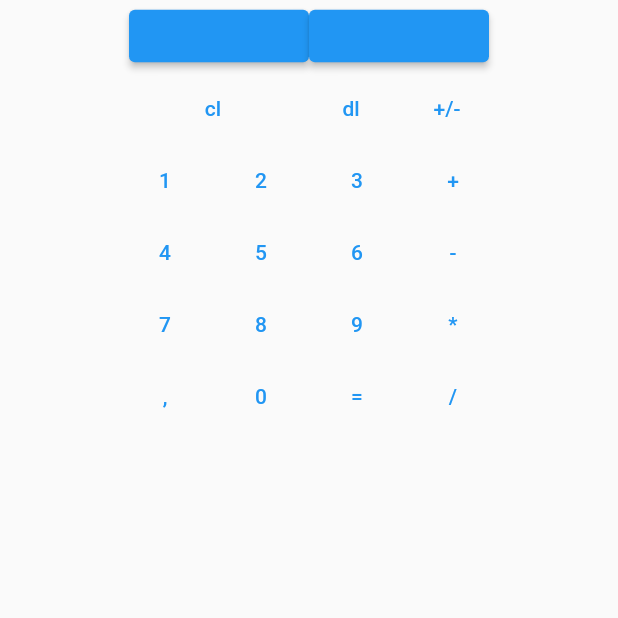
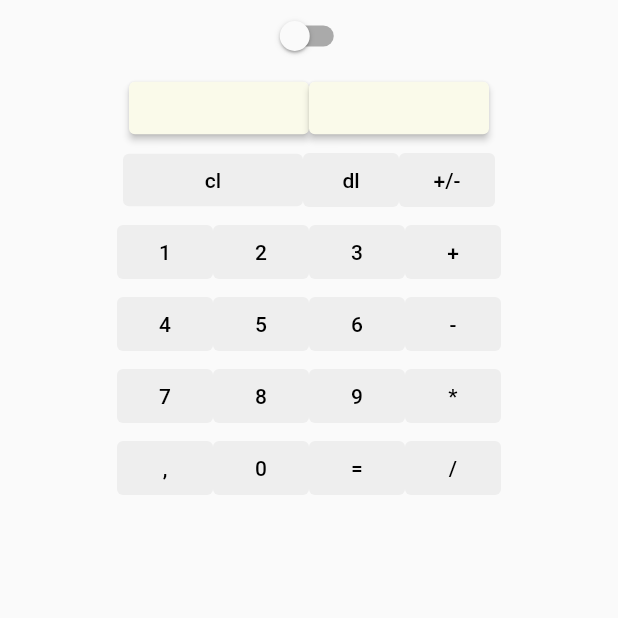
Before and after one commit to Kacp-R/kalk, a Flutter app: the screen it shows after launch, on a phone screen of 412 x 824 dp, the top half of it. Run offline on Flutter 3.47's test engine with Material 2 defaults, Android fonts, the phone set to English and light mode, and no system bars.

Commit message:
Added dark/light mode

```diff
--- a/lib/main.dart
+++ b/lib/main.dart
@@ -18,6 +18,11 @@ class _MyAppState extends State<MyApp> {
   bool _dec = false;
   int _decC = 0;
   String _last = '';
+  int _bgcl = 0xFFFAFAFA;
+  int _rescl = 0xFFFAFAEA;
+  int _fgcl = 0xFF000000;
+  int _btncl = 0xFFEEEEEE;
+  bool _mem = false;
 
   @override
   Widget build(BuildContext context) {
@@ -25,14 +30,16 @@ class _MyAppState extends State<MyApp> {
     return MaterialApp(
       title: "test1",
       home: Scaffold(
+        backgroundColor: Color(_bgcl),
         body: Column(
         children: [
+          Switch(value: _mem, onChanged: (bool)=> toggle(true)),
           Row(
             mainAxisAlignment: MainAxisAlignment.center,
 
             children: [
-              ElevatedButton(onPressed: ()=> copy(1), child: Text('$_secondS'), style: ElevatedButton.styleFrom(minimumSize: Size(120, 35)),),
-              ElevatedButton(onPressed: ()=> copy(0), child: Text('$_firstS'), style: ElevatedButton.styleFrom(minimumSize: Size(120, 35)),),
+              ElevatedButton(onPressed: ()=> copy(1), child: Text('$_secondS'), style: ElevatedButton.styleFrom(minimumSize: Size(120, 35), backgroundColor: Color(_rescl), foregroundColor: Color(_fgcl))),
+              ElevatedButton(onPressed: ()=> copy(0), child: Text('$_firstS'), style: ElevatedButton.styleFrom(minimumSize: Size(120, 35), backgroundColor: Color(_rescl), foregroundColor: Color(_fgcl))),
             ],
           ),
           Column(
@@ -40,45 +47,45 @@ class _MyAppState extends State<MyApp> {
             Row(
               mainAxisAlignment: MainAxisAlignment.center,
               children: [
-                TextButton(onPressed: ()=> func('cl'), child: Text('cl'), style: TextButton.styleFrom(minimumSize: Size(120, 35)),),
-                TextButton(onPressed: ()=> func('dl'), child: Text('dl')),
-                TextButton(onPressed: ()=> click(-2), child: Text('+/-')),
+                TextButton(onPressed: ()=> func('cl'), child: Text('cl'), style: TextButton.styleFrom(minimumSize: Size(120, 35), backgroundColor: Color(_btncl), foregroundColor: Color(_fgcl))),
+                TextButton(onPressed: ()=> func('dl'), child: Text('dl'), style: TextButton.styleFrom(backgroundColor: Color(_btncl), foregroundColor: Color(_fgcl))),
+                TextButton(onPressed: ()=> click(-2), child: Text('+/-'), style: TextButton.styleFrom(backgroundColor: Color(_btncl), foregroundColor: Color(_fgcl))),
               ],
             ),
             Row(
               mainAxisAlignment: MainAxisAlignment.center,
               children: [
-                TextButton(onPressed: ()=> click(1), child: Text('1')),
-                TextButton(onPressed: ()=> click(2), child: Text('2')),
-                TextButton(onPressed: ()=> click(3), child: Text('3')),
-                TextButton(onPressed: ()=> func('+'), child: Text('+')),
+                TextButton(onPressed: ()=> click(1), child: Text('1'), style: TextButton.styleFrom(backgroundColor: Color(_btncl), foregroundColor: Color(_fgcl))),
+                TextButton(onPressed: ()=> click(2), child: Text('2'), style: TextButton.styleFrom(backgroundColor: Color(_btncl), foregroundColor: Color(_fgcl))),
+                TextButton(onPressed: ()=> click(3), child: Text('3'), style: TextButton.styleFrom(backgroundColor: Color(_btncl), foregroundColor: Color(_fgcl))),
+                TextButton(onPressed: ()=> func('+'), child: Text('+'), style: TextButton.styleFrom(backgroundColor: Color(_btncl), foregroundColor: Color(_fgcl))),
               ],
             ),
             Row(
               mainAxisAlignment: MainAxisAlignment.center,
               children: [
-                TextButton(onPressed: ()=> click(4), child: Text('4')),
-                TextButton(onPressed: ()=> click(5), child: Text('5')),
-                TextButton(onPressed: ()=> click(6), child: Text('6')),
-                TextButton(onPressed: ()=> func('-'), child: Text('-')),
+                TextButton(onPressed: ()=> click(4), child: Text('4'), style: TextButton.styleFrom(backgroundColor: Color(_btncl), foregroundColor: Color(_fgcl))),
+                TextButton(onPressed: ()=> click(5), child: Text('5'), style: TextButton.styleFrom(backgroundColor: Color(_btncl), foregroundColor: Color(_fgcl))),
+                TextButton(onPressed: ()=> click(6), child: Text('6'), style: TextButton.styleFrom(backgroundColor: Color(_btncl), foregroundColor: Color(_fgcl))),
+                TextButton(onPressed: ()=> func('-'), child: Text('-'), style: TextButton.styleFrom(backgroundColor: Color(_btncl), foregroundColor: Color(_fgcl))),
               ],
             ),
             Row(
               mainAxisAlignment: MainAxisAlignment.center,
               children: [
-                TextButton(onPressed: ()=> click(7), child: Text('7')),
-                TextButton(onPressed: ()=> click(8), child: Text('8')),
-                TextButton(onPressed: ()=> click(9), child: Text('9')),
-                TextButton(onPressed: ()=> func('*'), child: Text('*')),
+                TextButton(onPressed: ()=> click(7), child: Text('7'), style: TextButton.styleFrom(backgroundColor: Color(_btncl), foregroundColor: Color(_fgcl))),
+                TextButton(onPressed: ()=> click(8), child: Text('8'), style: TextButton.styleFrom(backgroundColor: Color(_btncl), foregroundColor: Color(_fgcl))),
+                TextButton(onPressed: ()=> click(9), child: Text('9'), style: TextButton.styleFrom(backgroundColor: Color(_btncl), foregroundColor: Color(_fgcl))),
+                TextButton(onPressed: ()=> func('*'), child: Text('*'), style: TextButton.styleFrom(backgroundColor: Color(_btncl), foregroundColor: Color(_fgcl))),
               ],
             ),
             Row(
               mainAxisAlignment: MainAxisAlignment.center,
               children: [
-                TextButton(onPressed: ()=> click(-1), child: Text(',')),
-                TextButton(onPressed: ()=> click(0), child: Text('0')),
-                TextButton(onPressed: ()=> func('='), child: Text('=')),
-                TextButton(onPressed: ()=> func('/'), child: Text('/')),
+                TextButton(onPressed: ()=> click(-1), child: Text(','), style: TextButton.styleFrom(backgroundColor: Color(_btncl), foregroundColor: Color(_fgcl))),
+                TextButton(onPressed: ()=> click(0), child: Text('0'), style: TextButton.styleFrom(backgroundColor: Color(_btncl), foregroundColor: Color(_fgcl))),
+                TextButton(onPressed: ()=> func('='), child: Text('='), style: TextButton.styleFrom(backgroundColor: Color(_btncl), foregroundColor: Color(_fgcl))),
+                TextButton(onPressed: ()=> func('/'), child: Text('/'), style: TextButton.styleFrom(backgroundColor: Color(_btncl), foregroundColor: Color(_fgcl))),
               ],
             ),
           ],
@@ -88,7 +95,15 @@ class _MyAppState extends State<MyApp> {
       ),
     );
   }
-
+  void toggle (bool? al){
+    setState(() {
+      _bgcl = 0xFFFFFFFF - _bgcl + 0xFF000000;
+      _rescl = 0xFFFFFFFF - _rescl + 0xFF000000;
+      _btncl = 0xFFFFFFFF - _btncl + 0xFF000000;
+      _fgcl = 0xFFFFFFFF - _fgcl + 0xFF000000;
+      _mem=!_mem;
+    });
+  }
   void click(int input){
       setState(() {
         if(input==-2){
```
